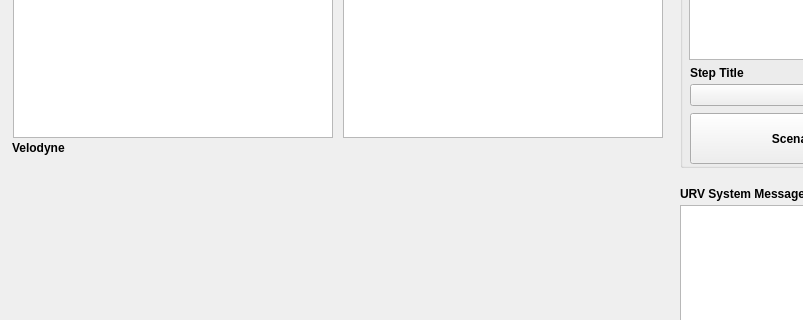
This is EurecarURV_Dlg.ui in Jun-Hong-7794/Eurecar-URV as Qt 5 draws it before an edit; both pictures show x 0 to 803 and y 144 to 464 of the 1221 by 788 pixel window. The edited form follows.
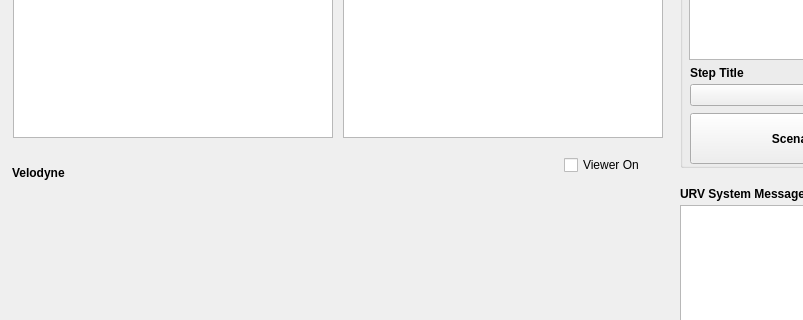
This is the edited form. Custom widgets are drawn as their Qt base class.

Commit message: Jung : URV Main dialog updated

```diff
--- a/EurecarURV_Dlg.ui
+++ b/EurecarURV_Dlg.ui
@@ -86,7 +86,7 @@
     <property name="geometry">
      <rect>
       <x>12</x>
-      <y>265</y>
+      <y>290</y>
       <width>71</width>
       <height>16</height>
      </rect>
@@ -458,9 +458,9 @@
     <property name="geometry">
      <rect>
       <x>13</x>
-      <y>288</y>
+      <y>308</y>
       <width>651</width>
-      <height>451</height>
+      <height>431</height>
      </rect>
     </property>
    </widget>
@@ -907,6 +907,19 @@
      </widget>
     </widget>
    </widget>
+   <widget class="QCheckBox" name="ch_viewer">
+    <property name="geometry">
+     <rect>
+      <x>564</x>
+      <y>280</y>
+      <width>91</width>
+      <height>20</height>
+     </rect>
+    </property>
+    <property name="text">
+     <string>Viewer On</string>
+    </property>
+   </widget>
   </widget>
   <widget class="QMenuBar" name="menuBar">
    <property name="geometry">
```
The commit also changes 3 other files.
